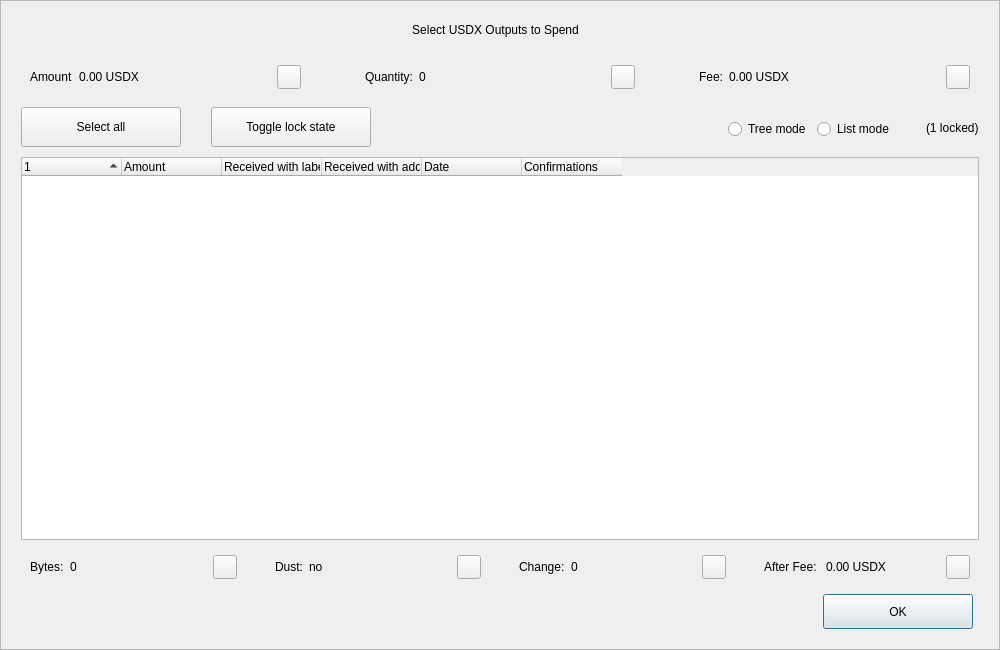
First picture: the form in src/qt/forms/coincontroldialog.ui, repository TheCodexBlockchain/advantage, before the edit.
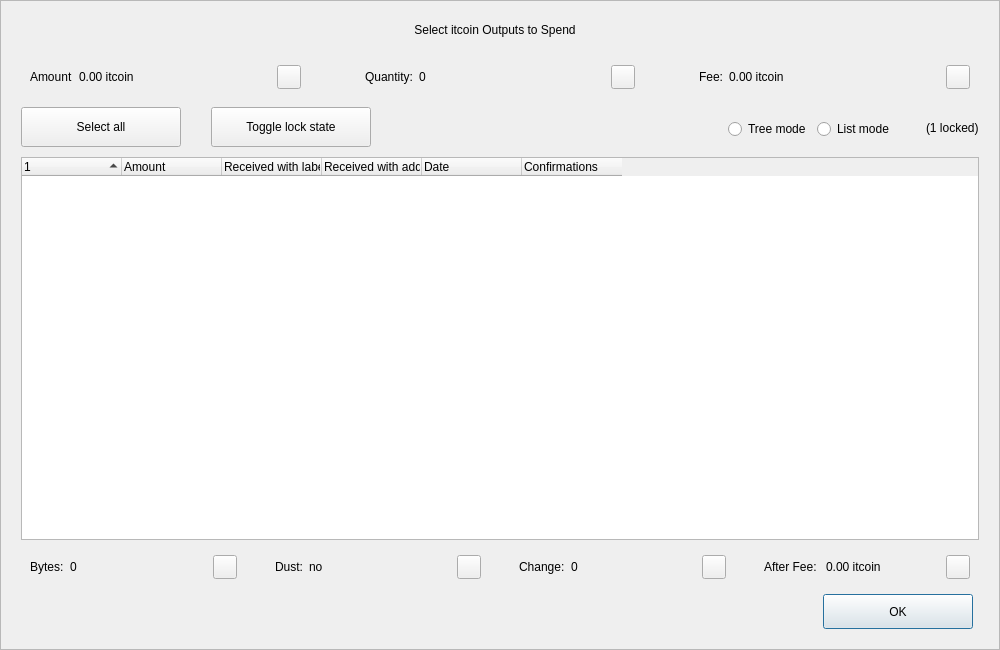
Second picture: the form after the edit. Custom widgets are drawn as their Qt base class.

Commit message: rebrand itcoin

What changed in the file:
```diff
--- a/src/qt/forms/coincontroldialog.ui
+++ b/src/qt/forms/coincontroldialog.ui
@@ -98,7 +98,7 @@
            </size>
           </property>
           <property name="text">
-           <string>Select USDX Outputs to Spend</string>
+           <string>Select itcoin Outputs to Spend</string>
           </property>
           <property name="alignment">
            <set>Qt::AlignCenter</set>
@@ -144,7 +144,7 @@
            <item>
             <widget class="QLabel" name="labelCoinControlAmount">
              <property name="text">
-              <string>0.00 USDX</string>
+              <string>0.00 itcoin</string>
              </property>
             </widget>
            </item>
@@ -268,7 +268,7 @@
            <item>
             <widget class="QLabel" name="labelCoinControlFee">
              <property name="text">
-              <string>0.00 USDX</string>
+              <string>0.00 itcoin</string>
              </property>
             </widget>
            </item>
@@ -729,7 +729,7 @@
            <item>
             <widget class="QLabel" name="labelCoinControlAfterFee">
              <property name="text">
-              <string>0.00 USDX</string>
+              <string>0.00 itcoin</string>
              </property>
             </widget>
            </item>
```
The commit also changes 254 other files.
